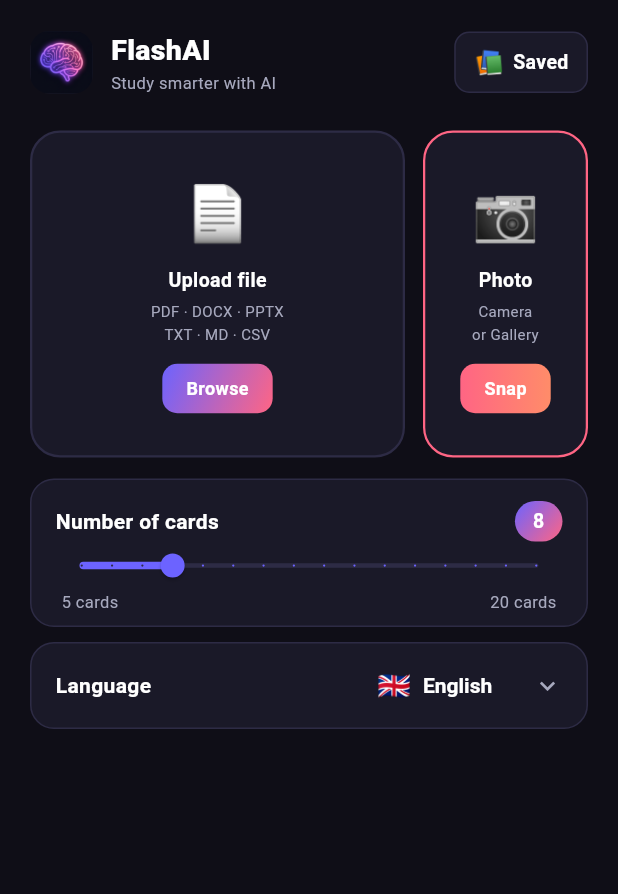
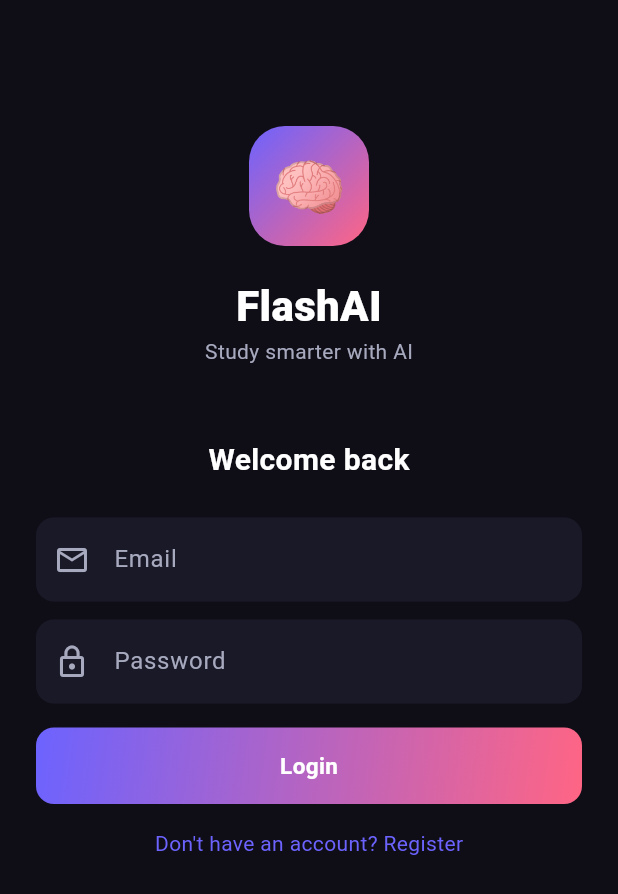
Before and after one commit to Nikhate/AI-flashcards, a Flutter app: the screen it shows after launch, on a phone screen of 412 x 824 dp. Shown: the top 894 px of the screen. Run offline on Flutter 3.47's test engine with Material 3 defaults, Android fonts, the phone set to English and light mode, and no system bars; our stand-ins replace cloud_firestore, file_picker, firebase_auth, firebase_core, image_picker; missing offline and left inert: syncfusion_flutter_pdf; accounts and stored records are empty.

Commit message:
Add Firebase Auth and Firestore integration

```diff
--- a/ai_flashcards/lib/main.dart
+++ b/ai_flashcards/lib/main.dart
@@ -1,10 +1,18 @@
 import 'package:flutter/material.dart';
 import 'package:provider/provider.dart';
+import 'package:firebase_core/firebase_core.dart';
+import 'package:firebase_auth/firebase_auth.dart';
+import 'firebase_options.dart';
 import 'theme/app_theme.dart';
 import 'screens/home_screen.dart';
+import 'screens/auth_screen.dart';
 import 'providers/home_provider.dart';
 
-void main() {
+void main() async {
+  WidgetsFlutterBinding.ensureInitialized();
+  await Firebase.initializeApp(
+    options: DefaultFirebaseOptions.currentPlatform,
+  );
   runApp(const FlashAIApp());
 }
 
@@ -19,7 +27,21 @@
         title: 'FlashAI',
         debugShowCheckedModeBanner: false,
         theme: AppTheme.dark,
-        home: const HomeScreen(),
+        home: StreamBuilder<User?>(
+          stream: FirebaseAuth.instance.authStateChanges(),
+          builder: (context, snapshot) {
+            if (snapshot.connectionState == ConnectionState.waiting) {
+              return const Scaffold(
+                backgroundColor: Color(0xFF0F0E17),
+                body: Center(child: CircularProgressIndicator()),
+              );
+            }
+            if (snapshot.hasData) {
+              return const HomeScreen();
+            }
+            return const AuthScreen();
+          },
+        ),
       ),
     );
   }
--- /dev/null
+++ b/ai_flashcards/lib/screens/auth_screen.dart
@@ -0,0 +1,208 @@
+import 'package:flutter/material.dart';
+import '../services/auth_service.dart';
+import '../theme/app_theme.dart';
+
+class AuthScreen extends StatefulWidget {
+  const AuthScreen({super.key});
+
+  @override
+  State<AuthScreen> createState() => _AuthScreenState();
+}
+
+class _AuthScreenState extends State<AuthScreen> {
+  final _emailController = TextEditingController();
+  final _passwordController = TextEditingController();
+  final _confirmPasswordController = TextEditingController();
+  bool _isLogin = true;
+  bool _loading = false;
+  String? _error;
+
+  @override
+  void dispose() {
+    _emailController.dispose();
+    _passwordController.dispose();
+    _confirmPasswordController.dispose();
+    super.dispose();
+  }
+
+  Future<void> _submit() async {
+    final email = _emailController.text.trim();
+    final password = _passwordController.text.trim();
+    final confirmPassword = _confirmPasswordController.text.trim();
+
+    if (email.isEmpty || password.isEmpty) {
+      setState(() => _error = 'Please fill in all fields.');
+      return;
+    }
+
+    if (!_isLogin && password != confirmPassword) {
+      setState(() => _error = 'Passwords do not match.');
+      return;
+    }
+
+    if (!_isLogin && password.length < 6) {
+      setState(() => _error = 'Password must be at least 6 characters.');
+      return;
+    }
+
+    setState(() { _loading = true; _error = null; });
+
+    final error = _isLogin
+        ? await AuthService.login(email, password)
+        : await AuthService.register(email, password);
+
+    setState(() { _loading = false; _error = error; });
+  }
+
+  @override
+  Widget build(BuildContext context) {
+    return Scaffold(
+      backgroundColor: AppColors.bg,
+      body: SafeArea(
+        child: SingleChildScrollView(
+          padding: const EdgeInsets.all(24),
+          child: Column(
+            mainAxisAlignment: MainAxisAlignment.center,
+            children: [
+              const SizedBox(height: 60),
+
+              // Logo
+              Container(
+                width: 80, height: 80,
+                decoration: BoxDecoration(
+                  borderRadius: BorderRadius.circular(24),
+                  gradient: AppColors.gradient,
+                ),
+                child: const Center(child: Text('🧠', style: TextStyle(fontSize: 40))),
+              ),
+              const SizedBox(height: 20),
+              const Text('FlashAI',
+                  style: TextStyle(fontSize: 28, fontWeight: FontWeight.w800, color: Colors.white)),
+              const Text('Study smarter with AI',
+                  style: TextStyle(fontSize: 14, color: AppColors.muted)),
+              const SizedBox(height: 48),
+
+              // Title
+              Text(
+                _isLogin ? 'Welcome back' : 'Create account',
+                style: const TextStyle(fontSize: 20, fontWeight: FontWeight.w700, color: Colors.white),
+              ),
+              const SizedBox(height: 24),
+
+              // Email
+              TextField(
+                controller: _emailController,
+                style: const TextStyle(color: Colors.white),
+                keyboardType: TextInputType.emailAddress,
+                decoration: InputDecoration(
+                  hintText: 'Email',
+                  hintStyle: const TextStyle(color: AppColors.muted),
+                  prefixIcon: const Icon(Icons.email_outlined, color: AppColors.muted),
+                  filled: true, fillColor: AppColors.cardBg,
+                  border: OutlineInputBorder(
+                    borderRadius: BorderRadius.circular(12),
+                    borderSide: BorderSide.none,
+                  ),
+                ),
+              ),
+              const SizedBox(height: 12),
+
+              // Password
+              TextField(
+                controller: _passwordController,
+                style: const TextStyle(color: Colors.white),
+                obscureText: true,
+                decoration: InputDecoration(
+                  hintText: 'Password',
+                  hintStyle: const TextStyle(color: AppColors.muted),
+                  prefixIcon: const Icon(Icons.lock_outline, color: AppColors.muted),
+                  filled: true, fillColor: AppColors.cardBg,
+                  border: OutlineInputBorder(
+                    borderRadius: BorderRadius.circular(12),
+                    borderSide: BorderSide.none,
+                  ),
+                ),
+              ),
+
+              // Confirm password (only for register)
+              if (!_isLogin) ...[
+                const SizedBox(height: 12),
+                TextField(
+                  controller: _confirmPasswordController,
+                  style: const TextStyle(color: Colors.white),
+                  obscureText: true,
+                  decoration: InputDecoration(
+                    hintText: 'Confirm password',
+                    hintStyle: const TextStyle(color: AppColors.muted),
+                    prefixIcon: const Icon(Icons.lock_outline, color: AppColors.muted),
+                    filled: true, fillColor: AppColors.cardBg,
+                    border: OutlineInputBorder(
+                      borderRadius: BorderRadius.circular(12),
+                      borderSide: BorderSide.none,
+                    ),
+                  ),
+                ),
+              ],
+
+              const SizedBox(height: 8),
+
+              // Error
+              if (_error != null)
+                Padding(
+                  padding: const EdgeInsets.symmetric(vertical: 8),
+                  child: Container(
+                    width: double.infinity,
+                    padding: const EdgeInsets.all(12),
+                    decoration: BoxDecoration(
+                      color: AppColors.dangerBg,
+                      borderRadius: BorderRadius.circular(10),
+                      border: Border.all(color: AppColors.dangerBorder),
+                    ),
+                    child: Text(_error!, style: const TextStyle(color: AppColors.danger, fontSize: 13)),
+                  ),
+                ),
+
+              const SizedBox(height: 8),
+
+              // Submit button
+              GestureDetector(
+                onTap: _loading ? null : _submit,
+                child: Container(
+                  width: double.infinity,
+                  padding: const EdgeInsets.symmetric(vertical: 15),
+                  decoration: BoxDecoration(
+                    borderRadius: BorderRadius.circular(12),
+                    gradient: AppColors.gradient,
+                  ),
+                  child: Center(
+                    child: _loading
+                        ? const CircularProgressIndicator(color: Colors.white)
+                        : Text(
+                            _isLogin ? 'Login' : 'Register',
+                            style: const TextStyle(fontSize: 15, fontWeight: FontWeight.w700, color: Colors.white),
+                          ),
+                  ),
+                ),
+              ),
+              const SizedBox(height: 16),
+
+              // Toggle
+              GestureDetector(
+                onTap: () => setState(() {
+                  _isLogin = !_isLogin;
+                  _error = null;
+                  _confirmPasswordController.clear();
+                }),
+                child: Text(
+                  _isLogin ? "Don't have an account? Register" : 'Already have an account? Login',
+                  style: const TextStyle(color: AppColors.accent, fontSize: 14),
+                ),
+              ),
+              const SizedBox(height: 40),
+            ],
+          ),
+        ),
+      ),
+    );
+  }
+}
--- /dev/null
+++ b/ai_flashcards/lib/services/auth_service.dart
@@ -0,0 +1,32 @@
+import 'package:firebase_auth/firebase_auth.dart';
+
+class AuthService {
+  static final _auth = FirebaseAuth.instance;
+
+  static User? get currentUser => _auth.currentUser;
+  static Stream<User?> get authStateChanges => _auth.authStateChanges();
+
+  static Future<String?> register(String email, String password) async {
+    try {
+      await _auth.createUserWithEmailAndPassword(
+        email: email, password: password);
+      return null; // success
+    } on FirebaseAuthException catch (e) {
+      return e.message;
+    }
+  }
+
+  static Future<String?> login(String email, String password) async {
+    try {
+      await _auth.signInWithEmailAndPassword(
+        email: email, password: password);
+      return null; // success
+    } on FirebaseAuthException catch (e) {
+      return e.message;
+    }
+  }
+
+  static Future<void> logout() async {
+    await _auth.signOut();
+  }
+}
--- a/ai_flashcards/pubspec.yaml
+++ b/ai_flashcards/pubspec.yaml
@@ -18,6 +18,9 @@
   image_picker: ^1.1.2
   shared_preferences: ^2.3.2
   provider: ^6.1.2
+  firebase_core: ^4.9.0
+  cloud_firestore: ^6.4.1
+  firebase_auth: ^6.5.1
 
 dev_dependencies:
   flutter_test:
```
Also changed, not shown: ai_flashcards/lib/screens/home_screen.dart (+21 -8 lines), ai_flashcards/lib/services/storage_service.dart (+21 -33 lines), ai_flashcards/firebase.json (added), ai_flashcards/lib/firebase_options.dart (added), ai_flashcards/pubspec.lock, 6 other files.
